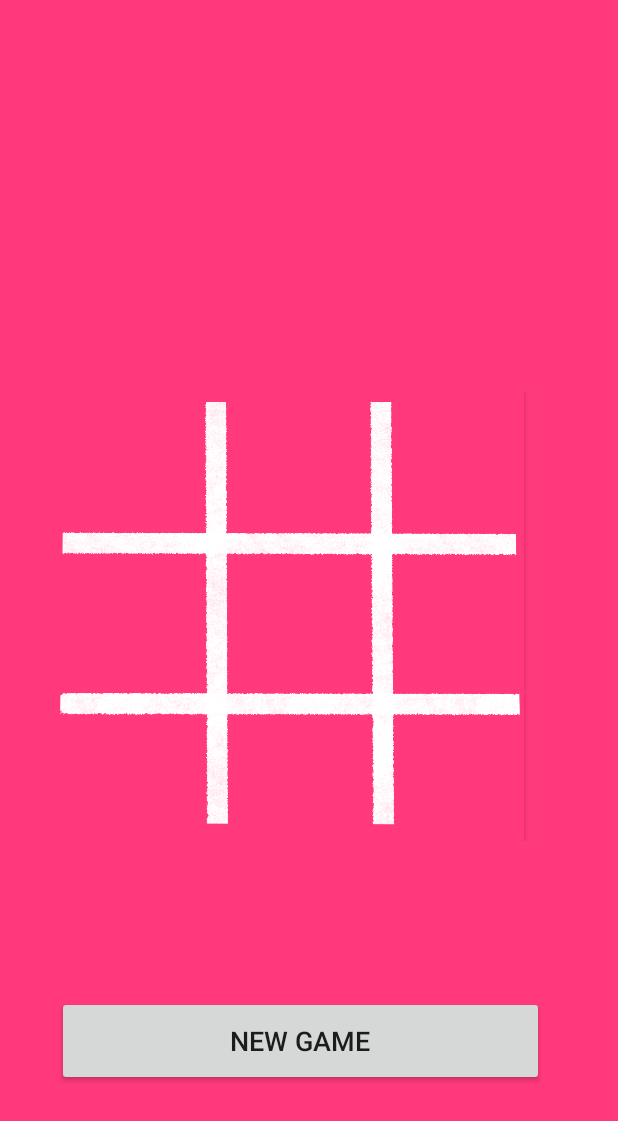
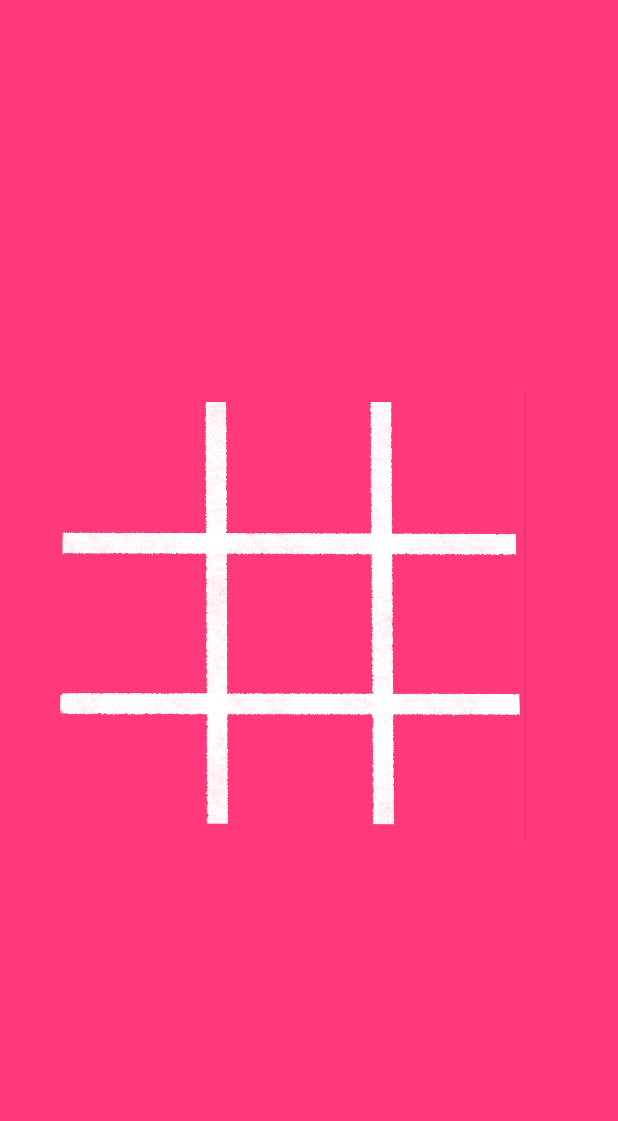
Before and after one commit to parzuko/zerokata, an Android app: the screen it shows after launch (MainActivity), on a phone screen of 412 x 824 dp. Shown: the top 1121 px of the screen. Run offline under Robolectric (Android 15) with nearby library versions, the phone set to English and light mode, and no system bars.

Commit message:
Change Button Visibility

```diff
--- a/app/src/main/res/layout/activity_main.xml
+++ b/app/src/main/res/layout/activity_main.xml
@@ -156,9 +156,9 @@
         android:onClick="newGame"
         android:text="New Game"
         android:textSize="18sp"
+        android:visibility="invisible"
         app:layout_constraintBottom_toBottomOf="parent"
         app:layout_constraintEnd_toEndOf="@+id/tableLayout"
         app:layout_constraintStart_toStartOf="@+id/imageView5"
-        app:layout_constraintTop_toBottomOf="@+id/tableLayout"
-        tools:visibility="invisible" />
+        app:layout_constraintTop_toBottomOf="@+id/tableLayout" />
 </androidx.constraintlayout.widget.ConstraintLayout>
```
